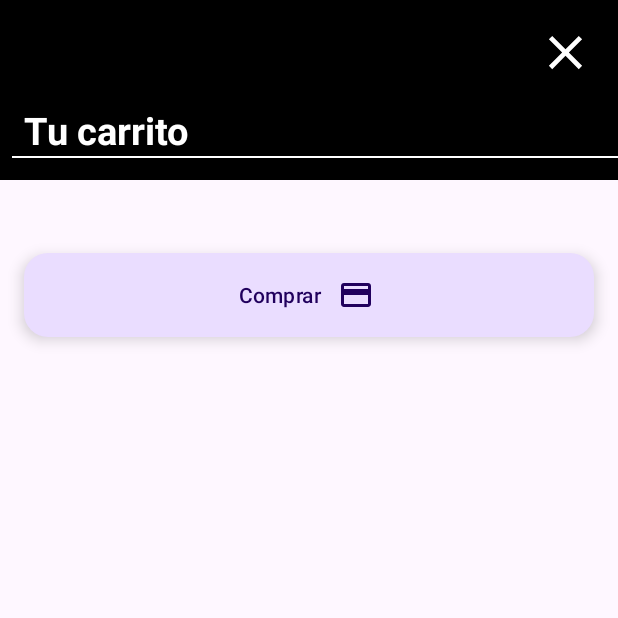
After one commit to Os-devAi/Dining-App-M1, an Android app: the CartActivity screen opened directly, with no data from a screen before it, on a phone screen of 412 x 824 dp, the top half of it. The commit adds this screen. Run offline under Robolectric (Android 15) with nearby library versions, the phone set to English and light mode, and no system bars; our stand-ins replace Firebase (no records; nobody signed in at launch, a user with empty details on screens opened directly); pictures from the network do not load.

Commit message:
Feature added - Cart by user
To do:
- Cart {
  - setup click delete, add, remove
  - calc total
}
- Note for a new order
- Done!

```diff
--- a/app/src/main/AndroidManifest.xml
+++ b/app/src/main/AndroidManifest.xml
@@ -14,6 +14,9 @@
         android:supportsRtl="true"
         android:theme="@style/Theme.Dining"
         tools:targetApi="31">
+        <activity
+            android:name=".views.CartActivity"
+            android:exported="false" />
         <activity
             android:name=".views.LoginActivity"
             android:exported="true">
@@ -34,7 +37,7 @@
             android:exported="false" />
         <activity
             android:name=".MainActivity"
-            android:exported="true"></activity>
+            android:exported="true" />
     </application>
 
 </manifest>
--- a/app/src/main/java/com/nexusdev/dining/entities/Constants.kt
+++ b/app/src/main/java/com/nexusdev/dining/entities/Constants.kt
@@ -2,4 +2,5 @@ package com.nexusdev.dining.entities
 
 object Constants {
     const val COLL_MENU = "menu"
+    const val COLL_CART = "cart"
 }
--- /dev/null
+++ b/app/src/main/java/com/nexusdev/dining/views/CartActivity.kt
@@ -0,0 +1,77 @@
+package com.nexusdev.dining.views
+
+import android.os.Bundle
+import android.widget.Toast
+import androidx.appcompat.app.AppCompatActivity
+import androidx.appcompat.app.AppCompatDelegate
+import androidx.core.content.ContextCompat
+import androidx.recyclerview.widget.GridLayoutManager
+import com.google.firebase.auth.FirebaseAuth
+import com.google.firebase.firestore.DocumentChange
+import com.google.firebase.firestore.FirebaseFirestore
+import com.nexusdev.dining.R
+import com.nexusdev.dining.adapter.ProductCartAdapter
+import com.nexusdev.dining.databinding.ActivityCartBinding
+import com.nexusdev.dining.entities.Constants
+import com.nexusdev.dining.model.CartProd
+
+@Suppress("DEPRECATION")
+class CartActivity : AppCompatActivity() {
+
+    private lateinit var binding: ActivityCartBinding
+    private lateinit var adapter: ProductCartAdapter
+    override fun onCreate(savedInstanceState: Bundle?) {
+        super.onCreate(savedInstanceState)
+        binding = ActivityCartBinding.inflate(layoutInflater)
+        setContentView(binding.root)
+        supportActionBar?.hide()
+        AppCompatDelegate.setDefaultNightMode(AppCompatDelegate.MODE_NIGHT_NO)
+        window.statusBarColor = ContextCompat.getColor(this, R.color.black)
+        window.navigationBarColor = ContextCompat.getColor(this, R.color.black)
+
+        getCartItems()
+        clicks()
+    }
+
+    private fun clicks() {
+        binding.close.setOnClickListener {
+            onBackPressed()
+            finish()
+        }
+    }
+
+    private fun getCartItems() {
+        // Fetch cart items from the database or API
+        val db = FirebaseFirestore.getInstance()
+        val userId = FirebaseAuth.getInstance().currentUser?.uid
+
+        db.collection(Constants.COLL_CART)
+            .whereEqualTo("userId", userId)
+            .addSnapshotListener { value, error ->
+                if (error != null) {
+                    Toast.makeText(this, error.message, Toast.LENGTH_SHORT).show()
+                    return@addSnapshotListener
+                }
+
+                val productosList = mutableListOf<CartProd>()
+
+                for (value in value!!.documentChanges) {
+                    val cartItem = value.document.toObject(CartProd::class.java)
+                    if (value.type == DocumentChange.Type.ADDED) {
+                        productosList.add(cartItem)
+                    }
+                }
+                configRecyclerView(productosList)
+            }
+    }
+
+    private fun configRecyclerView(producList: List<CartProd>) {
+        adapter = ProductCartAdapter(producList.toMutableList())
+        binding.recyclerView.apply {
+            layoutManager = GridLayoutManager(
+                this@CartActivity, 1, GridLayoutManager.VERTICAL, false
+            )
+            adapter = this@CartActivity.adapter
+        }
+    }
+}
--- /dev/null
+++ b/app/src/main/res/drawable/bc_add.xml
@@ -0,0 +1,5 @@
+<vector xmlns:android="http://schemas.android.com/apk/res/android" android:height="24dp" android:tint="#000000" android:viewportHeight="24" android:viewportWidth="24" android:width="24dp">
+
+    <path android:fillColor="@android:color/white" android:pathData="M19,13h-6v6h-2v-6H5v-2h6V5h2v6h6v2z"/>
+
+</vector>
--- /dev/null
+++ b/app/src/main/res/drawable/bc_close.xml
@@ -0,0 +1,5 @@
+<vector xmlns:android="http://schemas.android.com/apk/res/android" android:height="24dp" android:tint="#FFFFFF" android:viewportHeight="24" android:viewportWidth="24" android:width="24dp">
+
+    <path android:fillColor="@android:color/white" android:pathData="M19,6.41L17.59,5 12,10.59 6.41,5 5,6.41 10.59,12 5,17.59 6.41,19 12,13.41 17.59,19 19,17.59 13.41,12z"/>
+
+</vector>
--- /dev/null
+++ b/app/src/main/res/drawable/bc_delete.xml
@@ -0,0 +1,5 @@
+<vector xmlns:android="http://schemas.android.com/apk/res/android" android:height="24dp" android:tint="#B60909" android:viewportHeight="24" android:viewportWidth="24" android:width="24dp">
+
+    <path android:fillColor="@android:color/white" android:pathData="M6,19c0,1.1 0.9,2 2,2h8c1.1,0 2,-0.9 2,-2V7H6v12zM19,4h-3.5l-1,-1h-5l-1,1H5v2h14V4z"/>
+
+</vector>
--- /dev/null
+++ b/app/src/main/res/drawable/bc_remove.xml
@@ -0,0 +1,5 @@
+<vector xmlns:android="http://schemas.android.com/apk/res/android" android:height="24dp" android:tint="#000000" android:viewportHeight="24" android:viewportWidth="24" android:width="24dp">
+
+    <path android:fillColor="@android:color/white" android:pathData="M19,13H5v-2h14v2z"/>
+
+</vector>
--- /dev/null
+++ b/app/src/main/res/layout/activity_cart.xml
@@ -0,0 +1,97 @@
+<?xml version="1.0" encoding="utf-8"?>
+<androidx.constraintlayout.widget.ConstraintLayout xmlns:android="http://schemas.android.com/apk/res/android"
+    xmlns:app="http://schemas.android.com/apk/res-auto"
+    xmlns:tools="http://schemas.android.com/tools"
+    android:id="@+id/main"
+    android:layout_width="match_parent"
+    android:layout_height="match_parent"
+    tools:context=".views.CartActivity">
+
+    <androidx.constraintlayout.widget.ConstraintLayout
+        android:id="@+id/header"
+        android:layout_width="match_parent"
+        android:layout_height="120dp"
+        android:background="@color/black"
+        app:layout_constraintEnd_toEndOf="parent"
+        app:layout_constraintStart_toStartOf="parent"
+        app:layout_constraintTop_toTopOf="parent">
+
+        <TextView
+            android:id="@+id/title"
+            android:layout_width="wrap_content"
+            android:layout_height="wrap_content"
+            android:layout_marginStart="16dp"
+            android:layout_marginBottom="16dp"
+            android:text="Tu carrito"
+            android:textColor="@color/white"
+            android:textSize="25sp"
+            android:textStyle="bold"
+            app:layout_constraintBottom_toBottomOf="parent"
+            app:layout_constraintStart_toStartOf="parent" />
+
+        <View
+            android:id="@+id/view1"
+            android:layout_width="wrap_content"
+            android:layout_height="1dp"
+            android:background="@color/white"
+            app:layout_constraintEnd_toEndOf="parent"
+            app:layout_constraintStart_toStartOf="@+id/title"
+            app:layout_constraintTop_toBottomOf="@+id/title" />
+
+        <ImageButton
+            android:id="@+id/close"
+            android:layout_width="38dp"
+            android:layout_height="38dp"
+            android:layout_margin="16dp"
+            android:layout_marginTop="8dp"
+            android:background="@drawable/bc_close"
+            app:layout_constraintEnd_toEndOf="parent"
+            app:layout_constraintTop_toTopOf="parent" />
+
+    </androidx.constraintlayout.widget.ConstraintLayout>
+
+    <androidx.constraintlayout.widget.ConstraintLayout
+        android:id="@+id/content"
+        android:layout_width="match_parent"
+        android:layout_height="wrap_content"
+        app:layout_constraintTop_toBottomOf="@+id/header">
+
+        <androidx.recyclerview.widget.RecyclerView
+            android:id="@+id/recyclerView"
+            android:layout_width="match_parent"
+            android:layout_height="0dp"
+            app:layout_constraintBottom_toTopOf="@+id/tvTotal"
+            app:layout_constraintHeight_default="wrap"
+            app:layout_constraintTop_toTopOf="parent"
+            tools:itemCount="5"
+            tools:listitem="@layout/item_product_cart" />
+
+        <com.google.android.material.textview.MaterialTextView
+            android:id="@+id/tvTotal"
+            android:layout_width="0dp"
+            android:layout_height="wrap_content"
+            android:layout_marginHorizontal="16dp"
+            android:layout_marginBottom="16dp"
+            android:textAlignment="textEnd"
+            android:textAppearance="?attr/textAppearanceHeadline5"
+            app:layout_constraintBottom_toTopOf="@+id/efab"
+            app:layout_constraintEnd_toEndOf="parent"
+            app:layout_constraintStart_toStartOf="parent"
+            tools:text="Total: Q.25.00" />
+
+        <com.google.android.material.floatingactionbutton.ExtendedFloatingActionButton
+            android:id="@+id/efab"
+            android:layout_width="0dp"
+            android:layout_height="wrap_content"
+            android:layout_margin="16dp"
+            android:gravity="center"
+            android:text="Comprar"
+            app:icon="@drawable/ic_payment"
+            app:iconGravity="textEnd"
+            app:layout_constraintBottom_toBottomOf="parent"
+            app:layout_constraintEnd_toEndOf="parent"
+            app:layout_constraintStart_toStartOf="parent" />
+
+    </androidx.constraintlayout.widget.ConstraintLayout>
+
+</androidx.constraintlayout.widget.ConstraintLayout>
--- a/app/src/main/res/values/colors.xml
+++ b/app/src/main/res/values/colors.xml
@@ -2,7 +2,7 @@
 <resources>
     <color name="black">#FF000000</color>
     <color name="white">#FFFFFFFF</color>
-    <color name="green">#06D80F</color>
+    <color name="green">#027107</color>
     <color name="gray">#EDEDED</color>
     <color name="black_chip">#071A2D</color>
     <color name="red">#8B1010</color>
```
Also changed, not shown: app/src/main/java/com/nexusdev/dining/MainActivity.kt (+5 -6 lines), app/src/main/java/com/nexusdev/dining/adapter/ProductCartAdapter.kt (+27 -57 lines), app/src/main/java/com/nexusdev/dining/model/CartProd.kt (added, +49 -0 lines), app/src/main/java/com/nexusdev/dining/views/CartFragment.kt (deleted, +0 -93 lines), app/src/main/java/com/nexusdev/dining/views/DetailsActivity.kt (+57 -1 lines), app/src/main/res/layout/item_product_cart.xml (+27 -1 lines).
